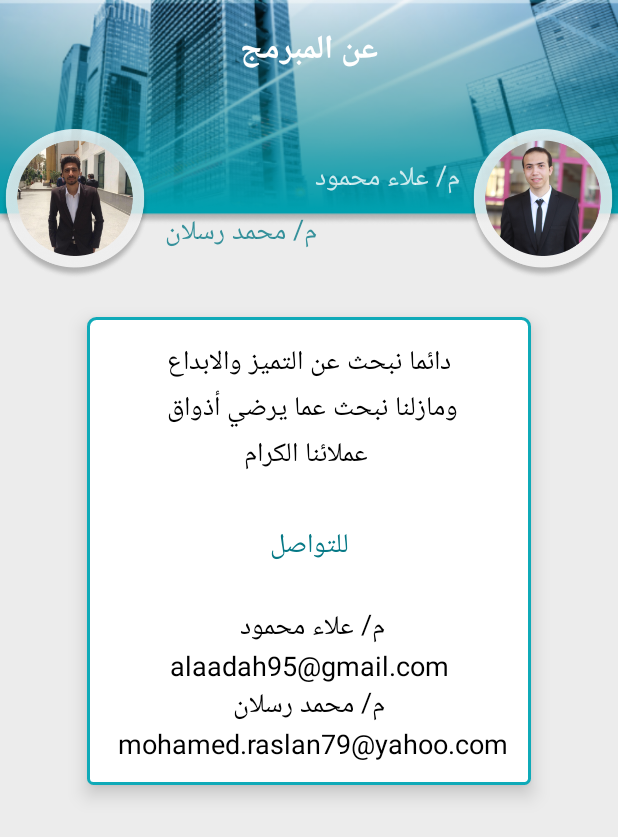
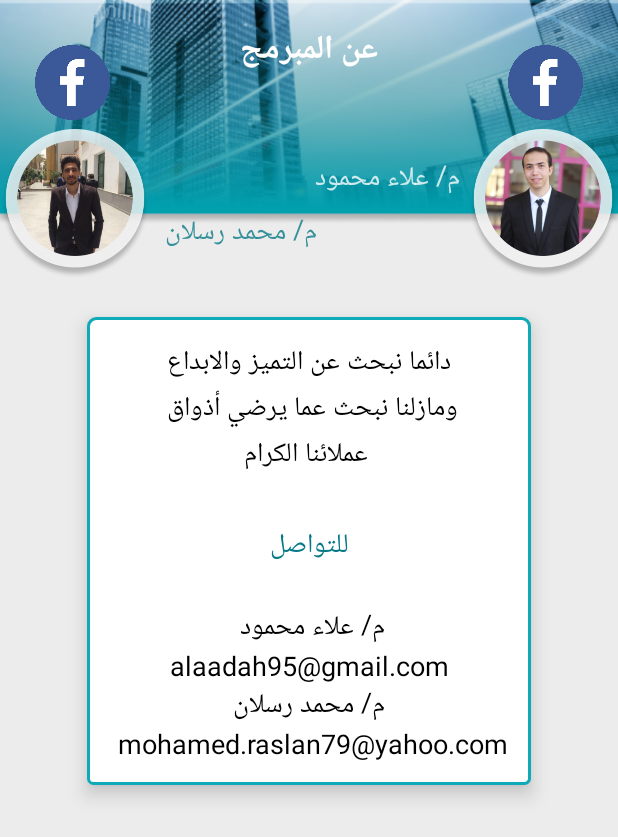
Before and after one commit to aartisoft/Exam, an Android app: the fragment AboutProgrammer placed in its activity, in the side drawer, after a tap on "عن المبرمج", on a phone screen of 412 x 824 dp. Shown: the top 837 px of the screen. Run offline under Robolectric (Android 15) with nearby library versions, the phone set to English and light mode, and no system bars; our stand-ins replace ButterKnife, CircleImageView, Firebase (no records; nobody signed in at launch, a user with empty details on screens opened directly); Roboto replaces fonts that are not available here; 1 statement that could not run was skipped.

Commit message:
facebook about programmer

```diff
--- a/app/src/main/java/com/essam/microprocess/dressamdaher/Fragment/AboutProgrammer.java
+++ b/app/src/main/java/com/essam/microprocess/dressamdaher/Fragment/AboutProgrammer.java
@@ -1,6 +1,10 @@
 package com.essam.microprocess.dressamdaher.Fragment;
 
 
+import android.content.Context;
+import android.content.Intent;
+import android.content.pm.PackageManager;
+import android.net.Uri;
 import android.os.Bundle;
 import android.support.annotation.Nullable;
 import android.support.v4.app.Fragment;
@@ -11,6 +15,7 @@ import android.view.ViewGroup;
 import android.view.ViewTreeObserver;
 import android.view.animation.Animation;
 import android.view.animation.AnimationUtils;
+import android.widget.ImageView;
 import android.widget.ScrollView;
 import android.widget.TextView;
 import android.widget.Toast;
@@ -39,7 +44,11 @@ public class AboutProgrammer extends Fragment {
 
     @BindView(R.id.Scrollview)
     ScrollView Scrollview;
+    @BindView(R.id.facebookm)
+    ImageView facebookm;
 
+    @BindView(R.id.facebooka)
+    ImageView facebooka;
     int MohamedX ;
 
     @Override
@@ -64,6 +73,8 @@ public class AboutProgrammer extends Fragment {
                 MohamedX = (int) Mohamed.getX();
                 Alaa.animate().translationXBy(MohamedX).rotation(360).setDuration(1000);
                 Mohamed.animate().translationXBy(-MohamedX).rotation(360).setDuration(1000);
+                facebookm.animate().translationXBy(MohamedX).rotation(360).setDuration(1000);
+                facebooka.animate().translationXBy(-MohamedX).rotation(360).setDuration(1000);
                 textView.animate().alpha(1).setDuration(3000);
                 textView2.animate().alpha(1).setDuration(3000);
             }
@@ -73,7 +84,31 @@ public class AboutProgrammer extends Fragment {
         Scrollview.setAnimation(downtoup);
 
 
+        facebookm.setOnClickListener(new View.OnClickListener() {
+            @Override
+            public void onClick(View view) {
 
+                Intent facebookIntent = new Intent(Intent.ACTION_VIEW);
+                String facebookUrl = getFacebookPageURL(getActivity(),"https://www.facebook.com/alaadaherdubai");
+                facebookIntent.setData(Uri.parse(facebookUrl));
+                startActivity(facebookIntent);
+
+            }
+        });
+
+
+
+        facebooka.setOnClickListener(new View.OnClickListener() {
+            @Override
+            public void onClick(View view) {
+
+                Intent facebookIntent = new Intent(Intent.ACTION_VIEW);
+                String facebookUrl = getFacebookPageURL(getActivity(),"https://www.facebook.com/mohamed.raslan.908");
+                facebookIntent.setData(Uri.parse(facebookUrl));
+                startActivity(facebookIntent);
+
+            }
+        });
 
 
 
@@ -92,5 +127,18 @@ public class AboutProgrammer extends Fragment {
         super.onStop();
         ((AppCompatActivity)getActivity()).getSupportActionBar().show();
     }
+    public String getFacebookPageURL(Context context , String FACEBOOK_URL ) {
+        PackageManager packageManager = context.getPackageManager();
+        try {
+            int versionCode = packageManager.getPackageInfo("com.facebook.katana", 0).versionCode;
+            if (versionCode >= 3002850) { //newer versions of fb app
+                return "fb://facewebmodal/f?href=" + FACEBOOK_URL;
+            } else { //older versions of fb app
+                return "fb://page/" + FACEBOOK_URL;
+            }
+        } catch (PackageManager.NameNotFoundException e) {
+            return FACEBOOK_URL; //normal web url
+        }
+    }
 
 }
--- a/app/src/main/res/layout/fragment_about_programmer.xml
+++ b/app/src/main/res/layout/fragment_about_programmer.xml
@@ -48,6 +48,35 @@
             android:layout_marginTop="15dp"
             />
     </LinearLayout>
+            <RelativeLayout
+                android:layout_width="match_parent"
+                android:layout_height="wrap_content"
+                android:layout_marginTop="30dp"
+                >
+
+
+                <ImageView
+                    android:id="@+id/facebookm"
+                    android:layout_width="50dp"
+                    android:layout_height="50dp"
+                    android:layout_alignParentStart="true"
+                    android:layout_alignParentTop="true"
+                    android:layout_marginStart="32dp"
+                    android:background="@drawable/facingbook"
+                    android:scaleType="fitXY" />
+
+
+                <ImageView
+                    android:id="@+id/facebooka"
+                    android:layout_width="50dp"
+                    android:layout_height="50dp"
+                    android:layout_alignParentEnd="true"
+                    android:layout_alignParentTop="true"
+                    android:layout_marginEnd="32dp"
+                    android:background="@drawable/facingbook"
+                    android:scaleType="fitXY" />
+
+            </RelativeLayout>
     <RelativeLayout
         android:layout_width="match_parent"
         android:layout_height="wrap_content"
```
Also changed, not shown: app/src/main/java/com/essam/microprocess/dressamdaher/Fragment/Question_Bank_Frag.java (+0 -12 lines), app/src/main/res/drawable/facingbook.png (added).
